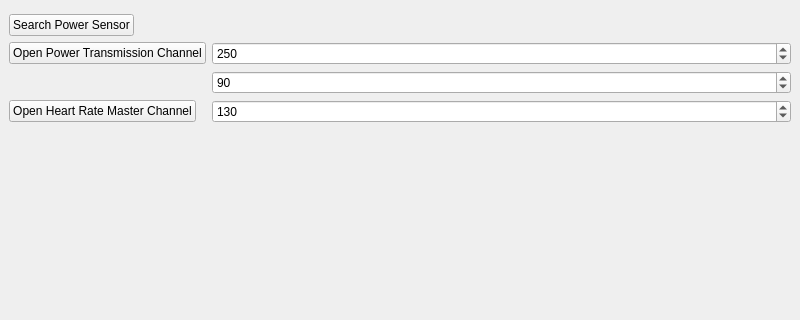
This is anttestapp/anttestappmainwindow.ui in rsippl/big-ring as Qt 5 draws it before an edit; both pictures show x 0 to 800 and y 81 to 401 of the 800 by 600 pixel window. The edited form follows.
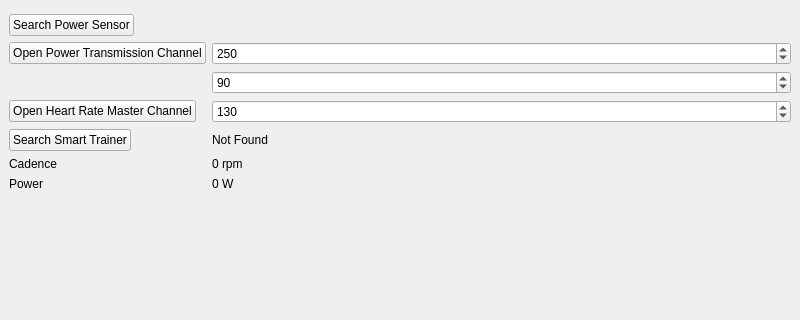
This is the edited form.

Commit message:
Add ANT+ Smart trainer handling. Work in progress.
This adds support for trainer to computer messages. Messages the other way have
not been done yet.

What changed in the file:
```diff
--- a/anttestapp/anttestappmainwindow.ui
+++ b/anttestapp/anttestappmainwindow.ui
@@ -100,14 +100,24 @@
       </property>
      </widget>
     </item>
-    <item row="7" column="0">
+    <item row="6" column="1">
+     <widget class="QSpinBox" name="cadenceSpinBox">
+      <property name="maximum">
+       <number>150</number>
+      </property>
+      <property name="value">
+       <number>90</number>
+      </property>
+     </widget>
+    </item>
+    <item row="8" column="0">
      <widget class="QPushButton" name="hrMasterPushButton">
       <property name="text">
        <string>Open Heart Rate Master Channel</string>
       </property>
      </widget>
     </item>
-    <item row="7" column="1">
+    <item row="8" column="1">
      <widget class="QSpinBox" name="hrSpinBox">
       <property name="maximum">
        <number>200</number>
@@ -117,13 +127,45 @@
       </property>
      </widget>
     </item>
-    <item row="6" column="1">
-     <widget class="QSpinBox" name="cadenceSpinBox">
-      <property name="maximum">
-       <number>150</number>
+    <item row="9" column="0">
+     <widget class="QPushButton" name="pushButton_4">
+      <property name="text">
+       <string>Search Smart Trainer</string>
       </property>
-      <property name="value">
-       <number>90</number>
+     </widget>
+    </item>
+    <item row="9" column="1">
+     <widget class="QLabel" name="label">
+      <property name="text">
+       <string>Not Found</string>
+      </property>
+     </widget>
+    </item>
+    <item row="10" column="1">
+     <widget class="QLabel" name="cadenceLabel">
+      <property name="text">
+       <string>0 rpm</string>
+      </property>
+     </widget>
+    </item>
+    <item row="10" column="0">
+     <widget class="QLabel" name="label_2">
+      <property name="text">
+       <string>Cadence</string>
+      </property>
+     </widget>
+    </item>
+    <item row="11" column="0">
+     <widget class="QLabel" name="label_4">
+      <property name="text">
+       <string>Power</string>
+      </property>
+     </widget>
+    </item>
+    <item row="11" column="1">
+     <widget class="QLabel" name="powerLabel">
+      <property name="text">
+       <string>0 W</string>
       </property>
      </widget>
     </item>
```
The commit also changes 8 other files.
